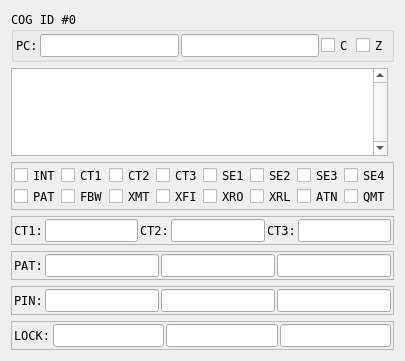
Before: the Qt Designer form p2cogview.ui in pullmoll/p2emu, drawn with Qt 5.
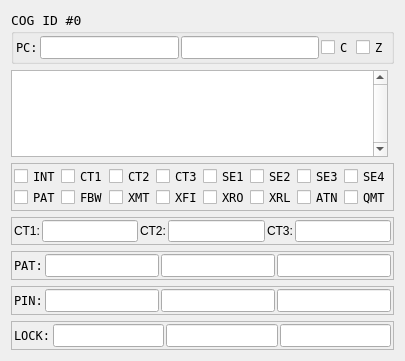
After: the same form once the commit is applied.

Diff of the .ui file:
```diff
--- a/p2cogview.ui
+++ b/p2cogview.ui
@@ -10,18 +10,17 @@
     <height>361</height>
    </rect>
   </property>
-  <property name="font">
-   <font>
-    <family>DejaVu Sans Mono</family>
-    <pointsize>9</pointsize>
-   </font>
-  </property>
   <property name="windowTitle">
    <string>COG view</string>
   </property>
   <layout class="QGridLayout" name="gridLayout_2">
    <item row="3" column="0" colspan="2">
     <widget class="QFrame" name="frame_CTx">
+     <property name="font">
+      <font>
+       <pointsize>9</pointsize>
+      </font>
+     </property>
      <property name="toolTip">
       <string>Count match values for CT1, CT2, and CT3</string>
      </property>
@@ -82,6 +81,12 @@
    </item>
    <item row="0" column="0" colspan="2">
     <widget class="QGroupBox" name="group_PC">
+     <property name="font">
+      <font>
+       <family>DejaVu Sans Mono</family>
+       <pointsize>10</pointsize>
+      </font>
+     </property>
      <property name="toolTip">
       <string>Program counter (PC), intruction register, C flag, Z flag</string>
      </property>
@@ -106,16 +111,35 @@
       </property>
       <item row="0" column="0">
        <widget class="QLabel" name="lbl_PC">
+        <property name="font">
+         <font>
+          <family>DejaVu Sans Mono</family>
+          <pointsize>9</pointsize>
+         </font>
+        </property>
         <property name="text">
          <string>PC:</string>
         </property>
        </widget>
       </item>
       <item row="0" column="1">
-       <widget class="QLineEdit" name="le_PC"/>
+       <widget class="QLineEdit" name="le_PC">
+        <property name="font">
+         <font>
+          <family>DejaVu Sans Mono</family>
+          <pointsize>9</pointsize>
+         </font>
+        </property>
+       </widget>
       </item>
       <item row="0" column="4">
        <widget class="QCheckBox" name="cb_Z">
+        <property name="font">
+         <font>
+          <family>DejaVu Sans Mono</family>
+          <pointsize>9</pointsize>
+         </font>
+        </property>
         <property name="text">
          <string>Z</string>
         </property>
@@ -123,19 +147,38 @@
       </item>
       <item row="0" column="3">
        <widget class="QCheckBox" name="cb_C">
+        <property name="font">
+         <font>
+          <family>DejaVu Sans Mono</family>
+          <pointsize>9</pointsize>
+         </font>
+        </property>
         <property name="text">
          <string>C</string>
         </property>
        </widget>
       </item>
       <item row="0" column="2">
-       <widget class="QLineEdit" name="le_IR"/>
+       <widget class="QLineEdit" name="le_IR">
+        <property name="font">
+         <font>
+          <family>DejaVu Sans Mono</family>
+          <pointsize>9</pointsize>
+         </font>
+        </property>
+       </widget>
       </item>
      </layout>
     </widget>
    </item>
    <item row="6" column="0" colspan="2">
     <widget class="QFrame" name="frame_LOCK">
+     <property name="font">
+      <font>
+       <family>DejaVu Sans Mono</family>
+       <pointsize>9</pointsize>
+      </font>
+     </property>
      <property name="toolTip">
       <string>LOCK mode / edge / number values</string>
      </property>
@@ -330,6 +373,12 @@
    </item>
    <item row="4" column="0" colspan="2">
     <widget class="QFrame" name="frame_PAT">
+     <property name="font">
+      <font>
+       <family>DejaVu Sans Mono</family>
+       <pointsize>9</pointsize>
+      </font>
+     </property>
      <property name="toolTip">
       <string>PAT mode, mask, match values</string>
      </property>
@@ -376,6 +425,12 @@
    </item>
    <item row="5" column="0" colspan="2">
     <widget class="QFrame" name="frame_PIN">
+     <property name="font">
+      <font>
+       <family>DejaVu Sans Mono</family>
+       <pointsize>9</pointsize>
+      </font>
+     </property>
      <property name="toolTip">
       <string>PIN mode, edge, and number values</string>
      </property>
@@ -422,6 +477,11 @@
    </item>
    <item row="1" column="0">
     <widget class="QTableView" name="tvDasm">
+     <property name="font">
+      <font>
+       <family>DejaVu Sans Mono</family>
+      </font>
+     </property>
      <property name="toolTip">
       <string>Disassembled instruction</string>
      </property>
```
